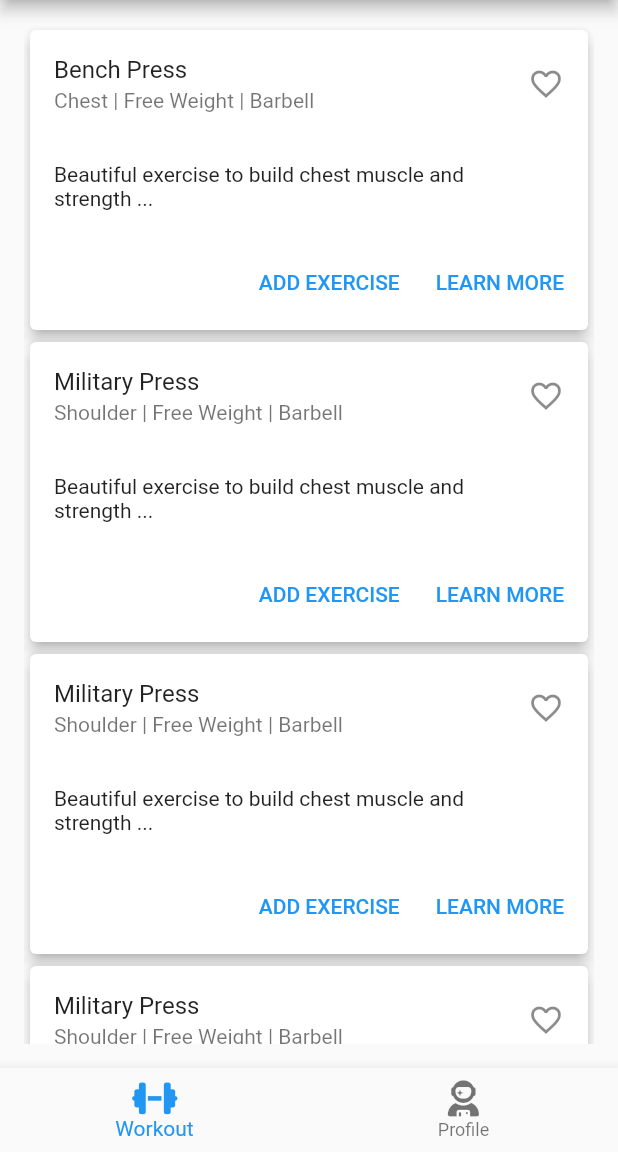
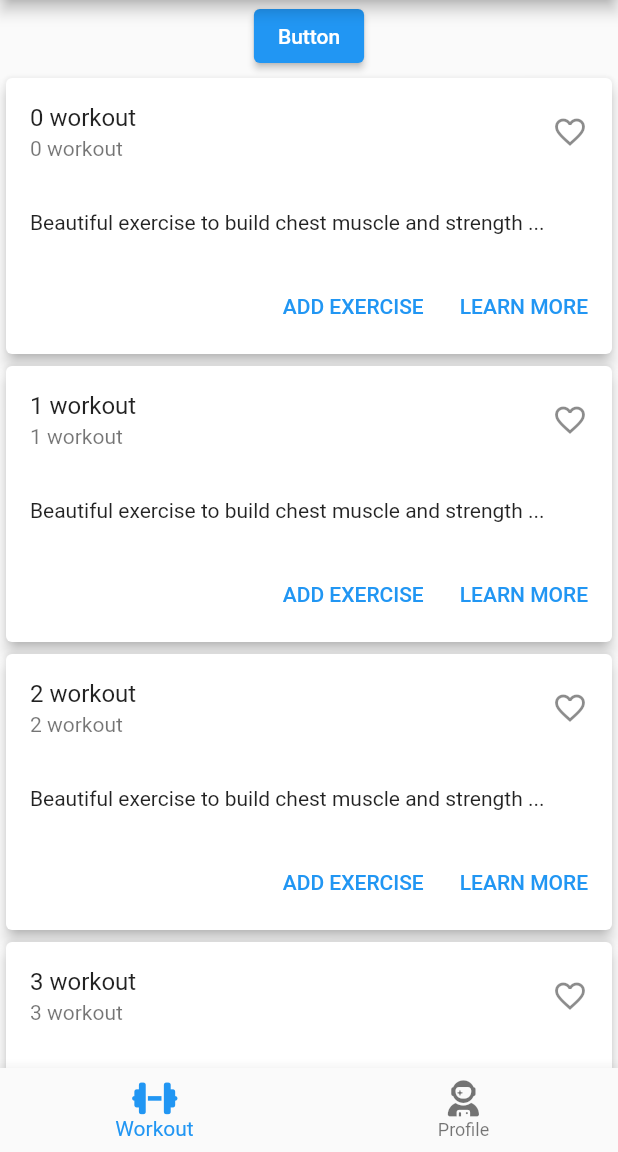
Before and after one commit to hanjung2/dart-demo, a Flutter app: the screen it shows after launch, on a phone screen of 412 x 824 dp, the part 84-1236 px from its top. Run offline on Flutter 3.47's test engine with Material 2 defaults, Android fonts, the phone set to English and light mode, and no system bars; our stand-ins replace font_awesome_flutter.

Commit message:
listview and button stacked

```diff
--- a/lib/main.dart
+++ b/lib/main.dart
@@ -1,5 +1,6 @@
 import 'package:flutter/material.dart';
 import 'package:font_awesome_flutter/font_awesome_flutter.dart';
+import 'package:train_log/pages/workout_list.dart';
 import 'package:train_log/widgets/exercise_card.dart';
 
 void main() {
@@ -21,7 +22,7 @@ class MyApp extends StatelessWidget {
 
 class MainPage extends StatefulWidget {
   final String title;
-  MainPage({this.title = 'demo'});
+  MainPage({super.key, this.title = 'demo'});
   @override
   _MainPageState createState() => _MainPageState();
 }
@@ -32,34 +33,7 @@ class _MainPageState extends State<MainPage> {
       TextStyle(fontSize: 30, fontWeight: FontWeight.bold);
 
   final List<Widget> _widgetOptions = <Widget>[
-    Container(
-      padding: EdgeInsets.all(16.0),
-      child: SingleChildScrollView(
-          scrollDirection: Axis.vertical,
-          child: Column(
-            children: const [
-              ExerciseCard(
-                title: 'Bench Press',
-                subheading: 'Chest | Free Weight | Barbell',
-              ),
-              ExerciseCard(
-                  title: 'Military Press',
-                  subheading: 'Shoulder | Free Weight | Barbell'),
-              ExerciseCard(
-                  title: 'Military Press',
-                  subheading: 'Shoulder | Free Weight | Barbell'),
-              ExerciseCard(
-                  title: 'Military Press',
-                  subheading: 'Shoulder | Free Weight | Barbell'),
-              ExerciseCard(
-                  title: 'Military Press',
-                  subheading: 'Shoulder | Free Weight | Barbell'),
-              ExerciseCard(
-                  title: 'Military Press',
-                  subheading: 'Shoulder | Free Weight | Barbell')
-            ],
-          )),
-    ),
+    WorkoutList(),
     const Text(
       'User Profile Page',
       style: optionStyle,
@@ -70,25 +44,6 @@ class _MainPageState extends State<MainPage> {
     setState(() {
       _selectedIndex = index;
     });
-  }
-
-  Widget exerciseList() {
-    return Container(
-      padding: EdgeInsets.all(16.0),
-      child: SingleChildScrollView(
-          scrollDirection: Axis.vertical,
-          child: Column(
-            children: const [
-              ExerciseCard(
-                title: 'Bench Press',
-                subheading: 'Chest | Free Weight | Barbell',
-              ),
-              ExerciseCard(
-                  title: 'Military Press',
-                  subheading: 'Shoulder | Free Weight | Barbell')
-            ],
-          )),
-    );
   }
 
   @override
--- /dev/null
+++ b/lib/pages/workout_list.dart
@@ -0,0 +1,32 @@
+import 'package:flutter/material.dart';
+
+import '../widgets/exercise_card.dart';
+
+class WorkoutList extends StatefulWidget {
+  const WorkoutList({super.key});
+
+  @override
+  _WorkoutList createState() => _WorkoutList();
+}
+
+class _WorkoutList extends State<WorkoutList> {
+  @override
+  Widget build(BuildContext context) {
+    return Column(
+      children: [
+        ElevatedButton(
+          onPressed: () {},
+          child: Text('Button'),
+        ),
+        Container(
+          height: MediaQuery.of(context).size.height - 140,
+          child: ListView.builder(
+              itemBuilder: ((_, index) => ExerciseCard(
+                    subheading: '$index workout',
+                    title: '$index workout',
+                  ))),
+        )
+      ],
+    );
+  }
+}
--- /dev/null
+++ b/lib/widgets/profile_page.dart
@@ -0,0 +1,16 @@
+import 'package:flutter/material.dart';
+
+class ProfilePage extends StatefulWidget {
+  const ProfilePage({super.key});
+
+  @override
+  ProfilePageState createState() => ProfilePageState();
+}
+
+class ProfilePageState extends State<ProfilePage> {
+  @override
+  Widget build(BuildContext context) {
+    // TODO: implement build
+    throw UnimplementedError();
+  }
+}
```
